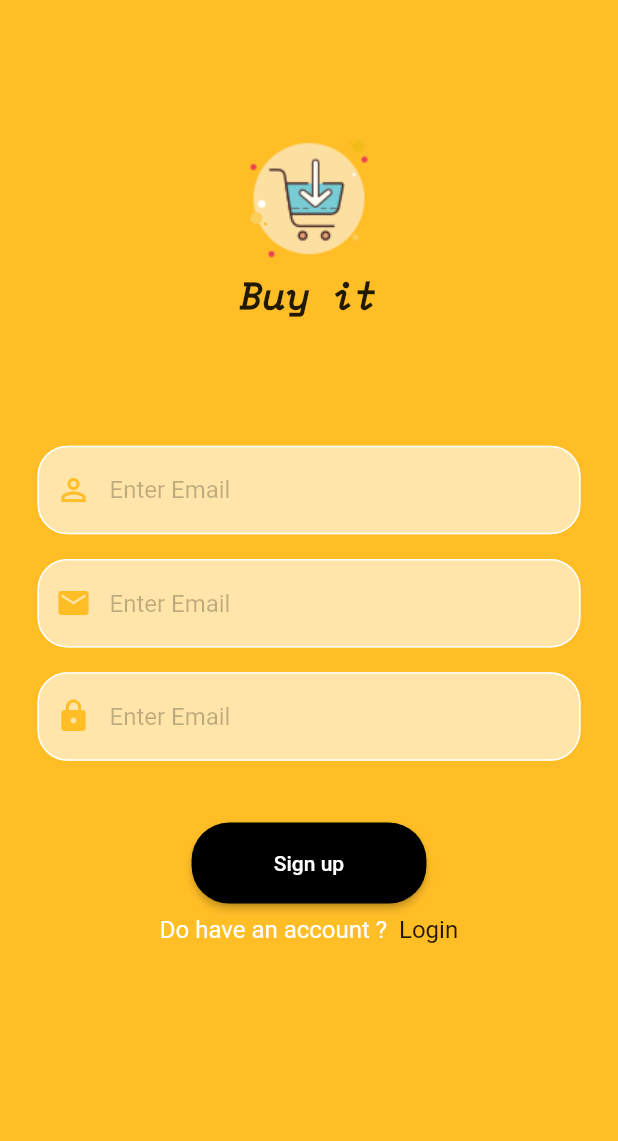
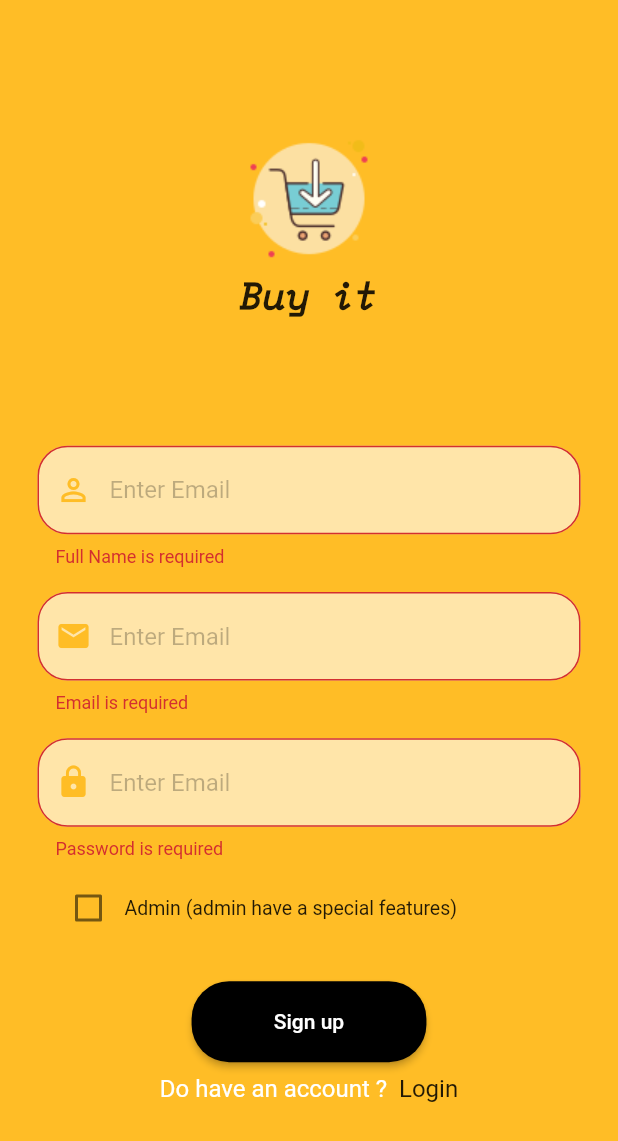
Before and after one commit to anaskhalil123/e_commerce_app, a Flutter app: the SignupScreen screen opened by its route, after a tap on "Sign up", on a phone screen of 412 x 824 dp. Shown: the top 1141 px of the screen. Run offline on Flutter 3.47's test engine with Material 2 defaults, Android fonts, the phone set to English and light mode, and no system bars.

Commit message:
second commit

```diff
--- a/lib/main.dart
+++ b/lib/main.dart
@@ -1,3 +1,5 @@
+import 'package:e_commerce_app/screens/admin/admin_home_screen.dart';
+import 'package:e_commerce_app/screens/user/home_screen.dart';
 import 'package:e_commerce_app/screens/login_screen.dart';
 import 'package:e_commerce_app/screens/sigup_screen.dart';
 import 'package:flutter/material.dart';
@@ -14,7 +16,9 @@ class MyApp extends StatelessWidget {
       initialRoute: LoginScreen.id,
       routes: {
         LoginScreen.id: (context) => LoginScreen(),
-        SignupScreen.id: (context) => SignupScreen()
+        SignupScreen.id: (context) => SignupScreen(),
+        HomeScreen.id: (context) => HomeScreen(),
+        AdminHome.id: (context) => AdminHome()
       },
     );
   }
--- a/lib/screens/sigup_screen.dart
+++ b/lib/screens/sigup_screen.dart
@@ -1,31 +1,51 @@
-
+import 'package:e_commerce_app/screens/admin/admin_home_screen.dart';
 import 'package:flutter/material.dart';
 
 import '../Constants.dart';
 import '../widgets/AppIconWidget.dart';
 import '../widgets/CustomTextField.dart';
+import 'user/home_screen.dart';
 import 'login_screen.dart';
 
-class SignupScreen extends StatelessWidget {
+class SignupScreen extends StatefulWidget {
+  static String id = 'SignupScreen';
 
-  static String id = 'SignupScreen';
+  @override
+  State<SignupScreen> createState() => _SignupScreenState();
+}
+
+class _SignupScreenState extends State<SignupScreen> {
+  final GlobalKey<FormState> _globalKey = GlobalKey<FormState>();
+
+  TextEditingController nameController = TextEditingController();
+  TextEditingController emailController = TextEditingController();
+  TextEditingController passwordController = TextEditingController();
+
+  bool isTeacher = false;
 
   @override
   Widget build(BuildContext context) {
     double height = MediaQuery.of(context).size.height;
     return Scaffold(
       backgroundColor: kMainColor,
-      body: ListView(
+      body: Form(
+        key: _globalKey,
+        child: ListView(
           children: [
             AppIconWidget(),
             SizedBox(
               height: height * .1,
             ),
-          CustomTextField(icon: Icons.perm_identity, hint: 'Enter Full Name'),
+            CustomTextField(
+              controller: nameController,
+              icon: Icons.perm_identity,
+              hint: 'Enter Full Name',
+            ),
             SizedBox(
               height: height * .02,
             ),
             CustomTextField(
+              controller: emailController,
               hint: 'Enter Email',
               icon: Icons.email,
             ),
@@ -33,17 +53,58 @@ class SignupScreen extends StatelessWidget {
               height: height * .02,
             ),
             CustomTextField(
+              controller: passwordController,
               icon: Icons.lock,
               hint: 'Enter Password',
             ),
             SizedBox(
-            height: height * .05,
+              height: height * .01,
+            ),
+            // TODO  isTeacher عشان نحفظ تعديل ال  provider  هنا نحتاج لل
+            Padding(
+              padding: const EdgeInsets.symmetric(horizontal: 35),
+              child: Row(
+                children: [
+                  Checkbox(
+                    value: isTeacher,
+                    activeColor: kTextFieldColor,
+                    onChanged: (bool? value) {
+                      setState(() {});
+                      if (value != null) isTeacher = value;
+                      print(isTeacher);
+                      return;
+                    },
+                  ),
+                  const Text(
+                    'Admin (admin have a special features)',
+                    style: TextStyle(fontSize: 13),
+                  ),
+                ],
+              ),
+            ),
+            SizedBox(
+              height: height * .03,
             ),
             Padding(
               padding: EdgeInsets.symmetric(
                   horizontal: (MediaQuery.of(context).size.width) * .31),
               child: ElevatedButton(
-              onPressed: () {},
+                onPressed: () {
+                  print('current state ${_globalKey.currentState}');
+                  /* validate() method built the Form widget, with thr valiator method*/
+                  if (_globalKey.currentState!.validate()) {
+                    // do something
+                    if (nameController.text.isNotEmpty &&
+                        emailController.text.isNotEmpty &&
+                        passwordController.text.isNotEmpty) {
+                      if (isTeacher) {
+                        Navigator.pushNamed(context, AdminHome.id);
+                      } else {
+                        Navigator.pushNamed(context, HomeScreen.id);
+                      }
+                    }
+                  }
+                },
                 style: ElevatedButton.styleFrom(
                     shape: RoundedRectangleBorder(
                       borderRadius: BorderRadius.circular(25),
@@ -79,6 +140,7 @@ class SignupScreen extends StatelessWidget {
             )
           ],
         ),
+      ),
     );
   }
 }
--- a/lib/widgets/CustomTextField.dart
+++ b/lib/widgets/CustomTextField.dart
@@ -1,21 +1,37 @@
-
 import 'package:flutter/cupertino.dart';
 import 'package:flutter/material.dart';
 
 import '../Constants.dart';
 
 class CustomTextField extends StatelessWidget {
-
   late final String hint;
   late final IconData icon;
+  late final TextEditingController controller;
 
-  CustomTextField({required this.icon ,required this.hint });
+  String? _errorMessage(String? str) {
+    if (str!.isEmpty) {
+      switch (hint) {
+        case 'Enter Email':
+          return 'Email is required';
+        case 'Enter Password':
+          return 'Password is required';
+        case 'Enter Full Name':
+          return 'Full Name is required';
+      }
+    } else {
+      return null;
+    }
+  }
+
+  CustomTextField({required this.icon, required this.hint, required this.controller});
 
   @override
   Widget build(BuildContext context) {
     return Padding(
       padding: const EdgeInsets.symmetric(horizontal: 25),
-      child: TextField(
+      child: TextFormField(
+        controller: controller,
+        validator: _errorMessage,
         cursorColor: kMainColor,
         decoration: InputDecoration(
           hintText: 'Enter Email',
@@ -32,6 +48,9 @@ class CustomTextField extends StatelessWidget {
           focusedBorder: OutlineInputBorder(
               borderRadius: BorderRadius.circular(20),
               borderSide: BorderSide(color: Colors.white)),
+          border: OutlineInputBorder(
+              borderRadius: BorderRadius.circular(20),
+              borderSide: BorderSide(color: Colors.white)),
           filled: true,
           fillColor: kTextFieldColor,
         ),
```
Also changed, not shown: lib/screens/admin/admin_home_screen.dart (added, +37 -0 lines), lib/screens/login_screen.dart (+60 -6 lines), lib/screens/user/home_screen.dart (added, +13 -0 lines), 1 other file. Lines whose indentation alone changed are shown as unchanged.
